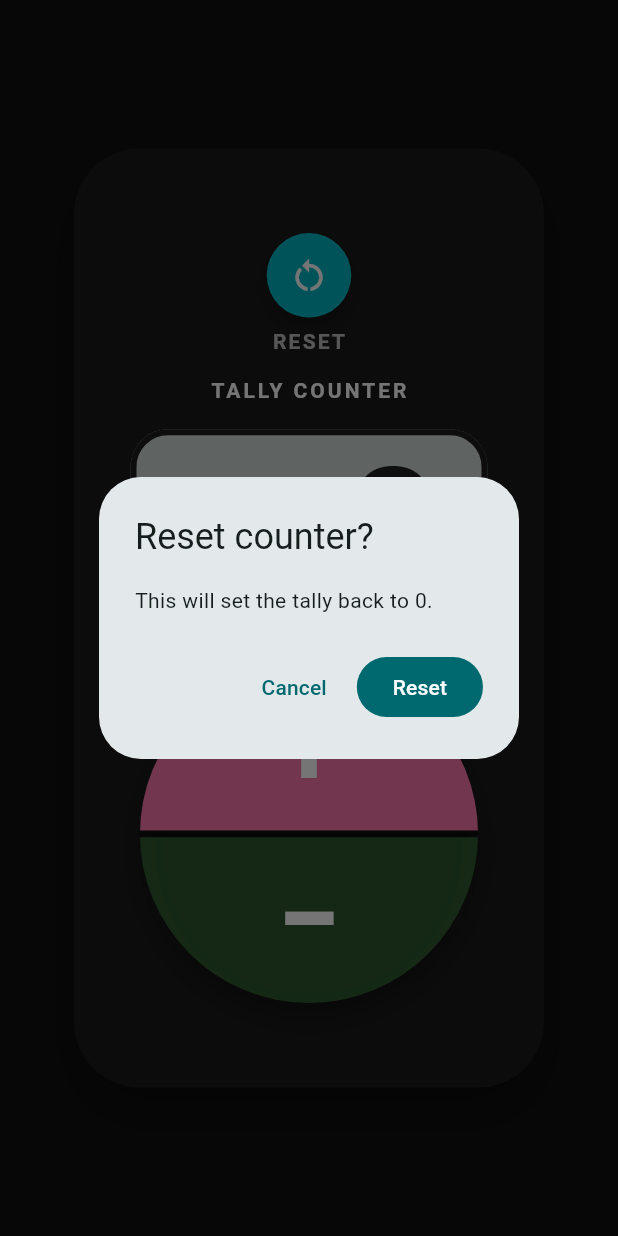
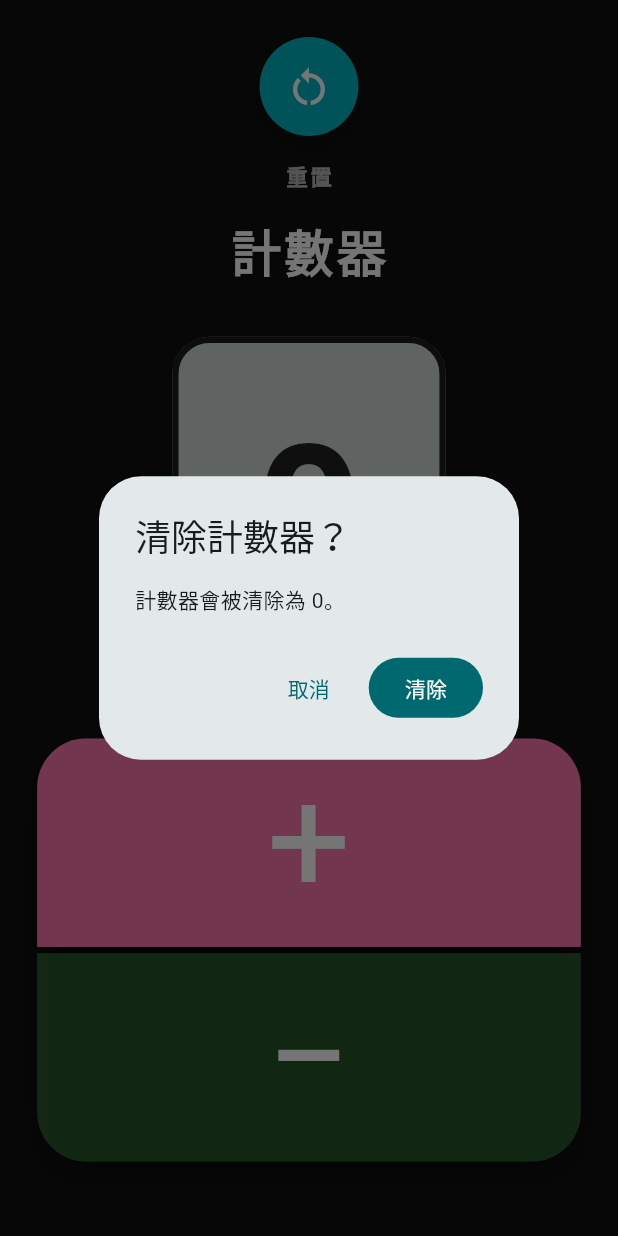
Before and after one commit to AlvinChych/counter_app, a Flutter app: the screen it shows after launch, after a tap on the "restart alt" icon, on a phone screen of 412 x 824 dp. Run offline on Flutter 3.47's test engine with Material 3 defaults, Android fonts, the phone set to English and light mode, and no system bars.

Commit message:
remove counter border and create responsive ui

```diff
--- a/lib/main.dart
+++ b/lib/main.dart
@@ -12,7 +12,7 @@ class CounterApp extends StatelessWidget {
   Widget build(BuildContext context) {
     return MaterialApp(
       debugShowCheckedModeBanner: false,
-      title: 'Counter App',
+      title: '計數器',
       theme: ThemeData(
         useMaterial3: true,
         colorScheme: ColorScheme.fromSeed(seedColor: const Color(0xFF00B7C2)),
@@ -44,16 +44,16 @@ class _CounterHomePageState extends State<CounterHomePage> {
         await showDialog<bool>(
           context: context,
           builder: (context) => AlertDialog(
-            title: const Text('Reset counter?'),
-            content: const Text('This will set the tally back to 0.'),
+            title: const Text('清除計數器？'),
+            content: const Text('計數器會被清除為 0。'),
             actions: [
               TextButton(
                 onPressed: () => Navigator.of(context).pop(false),
-                child: const Text('Cancel'),
+                child: const Text('取消'),
               ),
               FilledButton(
                 onPressed: () => Navigator.of(context).pop(true),
-                child: const Text('Reset'),
+                child: const Text('清除'),
               ),
             ],
           ),
@@ -90,35 +90,7 @@ class _CounterHomePageState extends State<CounterHomePage> {
     return Scaffold(
       backgroundColor: const Color(0xFF101010),
       body: SafeArea(
-        child: LayoutBuilder(
-          builder: (context, constraints) {
-            final size = constraints.biggest;
-            final widthByScreen = size.width * 0.76;
-            final widthByHeight = size.height * 0.7;
-            final deviceWidth = widthByScreen < widthByHeight
-                ? widthByScreen
-                : widthByHeight;
-
-            final double maxPanelWidth = (size.width - 32).clamp(240.0, 600.0);
-            final double minPanelWidth = maxPanelWidth < 300.0
-                ? maxPanelWidth
-                : 300.0;
-            final double boundedWidth = deviceWidth.clamp(
-              minPanelWidth,
-              maxPanelWidth,
-            );
-
-            final padding = EdgeInsets.symmetric(
-              horizontal: (boundedWidth * 0.12).clamp(24.0, 56.0).toDouble(),
-              vertical: (boundedWidth * 0.18).clamp(28.0, 72.0).toDouble(),
-            );
-
-            return Center(
-              child: FittedBox(
-                fit: BoxFit.contain,
-                child: _CounterDevice(
-                  width: boundedWidth,
-                  padding: padding,
+        child: _CounterView(
           count: _count,
           onReset: _handleResetRequest,
           onIncrement: _increment,
@@ -126,25 +98,17 @@ class _CounterHomePageState extends State<CounterHomePage> {
         ),
       ),
     );
-          },
-        ),
-      ),
-    );
   }
 }
 
-class _CounterDevice extends StatelessWidget {
-  const _CounterDevice({
-    required this.width,
-    required this.padding,
+class _CounterView extends StatelessWidget {
+  const _CounterView({
     required this.count,
     required this.onReset,
     required this.onIncrement,
     required this.onDecrement,
   });
 
-  final double width;
-  final EdgeInsets padding;
   final int count;
   final VoidCallback onReset;
   final VoidCallback onIncrement;
@@ -152,109 +116,85 @@ class _CounterDevice extends StatelessWidget {
 
   @override
   Widget build(BuildContext context) {
-    final baseStyle =
-        Theme.of(context).textTheme.displayLarge ??
-        const TextStyle(fontSize: 108);
-    final displayTextStyle = baseStyle.copyWith(
-      fontWeight: FontWeight.w600,
-      color: const Color(0xFF202020),
-      letterSpacing: 4,
-      fontFeatures: const [FontFeature.tabularFigures()],
-      fontSize: (width * 0.36).clamp(94.0, 148.0).toDouble(),
-    );
+    return LayoutBuilder(
+      builder: (context, constraints) {
+        // Base width design is around 400.0 logical pixels
+        final double scale = (constraints.maxWidth / 400.0).clamp(0.8, 1.5);
 
-    final double displayHeight = (width * 0.42).clamp(132.0, 210.0).toDouble();
-    final displayWidth = width - padding.horizontal + (width * 0.08);
-    final double controlDiameter = (width * 0.72)
-        .clamp(200.0, 320.0)
-        .toDouble();
-    final borderRadius = BorderRadius.circular(width * 0.14);
-
-    return Container(
-      width: width,
-      padding: padding,
-      decoration: BoxDecoration(
-        color: const Color(0xFF1B1B1B),
-        borderRadius: borderRadius,
-        boxShadow: const [
-          BoxShadow(
-            offset: Offset(0, 18),
-            blurRadius: 28,
-            color: Colors.black38,
-          ),
-        ],
-      ),
+        return SizedBox(
+          width: double.infinity,
           child: Column(
-        mainAxisSize: MainAxisSize.min,
+            mainAxisAlignment: MainAxisAlignment.center,
             children: [
-          _ResetButton(onTap: onReset, diameter: width * 0.18),
-          SizedBox(height: width * 0.02),
-          const Text(
-            'RESET',
+              SizedBox(height: 24 * scale),
+              _ResetButton(onTap: onReset, scale: scale),
+              SizedBox(height: 16 * scale),
+              Text(
+                '重置',
                 style: TextStyle(
                   color: Colors.white70,
                   fontWeight: FontWeight.bold,
-              letterSpacing: 1.5,
+                  letterSpacing: 1.5 * scale,
+                  fontSize: 14 * scale,
                 ),
               ),
-          SizedBox(height: width * 0.04),
-          const Text(
-            'TALLY COUNTER',
+              SizedBox(height: 16 * scale),
+              Text(
+                '計數器',
                 style: TextStyle(
                   color: Colors.white,
                   fontWeight: FontWeight.w600,
-              letterSpacing: 2,
+                  letterSpacing: 2 * scale,
+                  fontSize: 32 * scale,
                 ),
               ),
-          SizedBox(height: width * 0.05),
-          GestureDetector(
-            onTapDown: (_) => HapticFeedback.heavyImpact(),
-            onTap: onReset,
-            child: Container(
-              height: displayHeight,
+              SizedBox(height: 32 * scale),
+              Container(
                 padding: EdgeInsets.symmetric(
-                horizontal: (width * 0.08).clamp(24.0, 58.0).toDouble(),
+                  horizontal: 48 * scale,
+                  vertical: 24 * scale,
                 ),
                 decoration: BoxDecoration(
                   color: const Color(0xFFCFDBD5),
-                borderRadius: BorderRadius.circular(width * 0.08),
-                border: Border.all(color: Colors.black87, width: 4),
+                  borderRadius: BorderRadius.circular(24 * scale),
+                  border: Border.all(color: Colors.black87, width: 4 * scale),
                 ),
-              child: Align(
-                alignment: Alignment.centerRight,
-                child: SizedBox(
-                  width: displayWidth,
-                  child: FittedBox(
-                    alignment: Alignment.centerRight,
-                    fit: BoxFit.scaleDown,
-                    child: Text('$count', style: displayTextStyle),
+                child: Text(
+                  '$count',
+                  style: TextStyle(
+                    fontSize: 120 * scale,
+                    fontWeight: FontWeight.w600,
+                    color: const Color(0xFF202020),
+                    letterSpacing: 4 * scale,
+                    fontFeatures: const [FontFeature.tabularFigures()],
                   ),
                 ),
               ),
-            ),
-          ),
-          SizedBox(height: width * 0.08),
+              SizedBox(height: 32 * scale),
               _CounterControls(
-            diameter: controlDiameter,
                 count: count,
                 onIncrement: onIncrement,
                 onDecrement: onDecrement,
+                scale: scale,
               ),
+              SizedBox(height: 48 * scale),
             ],
           ),
+        );
+      },
     );
   }
 }
 
 class _ResetButton extends StatelessWidget {
-  const _ResetButton({required this.onTap, required this.diameter});
+  const _ResetButton({required this.onTap, required this.scale});
 
   final VoidCallback onTap;
-  final double diameter;
+  final double scale;
 
   @override
   Widget build(BuildContext context) {
-    final double size = diameter.clamp(48.0, 76.0).toDouble();
+    final double size = 64.0 * scale;
     return InkWell(
       customBorder: const CircleBorder(),
       onTapDown: (_) => HapticFeedback.heavyImpact(),
@@ -267,9 +207,9 @@ class _ResetButton extends StatelessWidget {
           shape: BoxShape.circle,
           boxShadow: [
             BoxShadow(
-                color: Colors.black.withValues(alpha: 0.3),
-              offset: const Offset(0, 8),
-              blurRadius: 12,
+              color: Colors.black.withOpacity(0.3),
+              offset: Offset(0, 8 * scale),
+              blurRadius: 12 * scale,
             ),
           ],
         ),
@@ -281,39 +221,38 @@ class _ResetButton extends StatelessWidget {
 
 class _CounterControls extends StatelessWidget {
   const _CounterControls({
-    required this.diameter,
     required this.count,
     required this.onIncrement,
     required this.onDecrement,
+    required this.scale,
   });
 
-  final double diameter;
   final int count;
   final VoidCallback onIncrement;
   final VoidCallback onDecrement;
+  final double scale;
 
   @override
   Widget build(BuildContext context) {
     final canDecrement = count > 0;
-    final double size = diameter;
-    final double dividerHeight = (size * 0.02).clamp(4.0, 12.0).toDouble();
+    final double dividerHeight = 4.0 * scale;
 
-    return SizedBox(
-      width: size,
-      height: size,
-      child: DecoratedBox(
+    return Expanded(
+      child: Container(
+        width: double.infinity,
+        margin: EdgeInsets.symmetric(horizontal: 24 * scale),
         decoration: BoxDecoration(
-          borderRadius: BorderRadius.circular(size / 2),
-          boxShadow: const [
+          borderRadius: BorderRadius.circular(32 * scale),
+          boxShadow: [
             BoxShadow(
-              offset: Offset(0, 10),
-              blurRadius: 18,
+              offset: Offset(0, 10 * scale),
+              blurRadius: 18 * scale,
               color: Colors.black38,
             ),
           ],
         ),
         child: ClipRRect(
-          borderRadius: BorderRadius.circular(size / 2),
+          borderRadius: BorderRadius.circular(32 * scale),
           child: Column(
             children: [
               Expanded(
@@ -321,17 +260,19 @@ class _CounterControls extends StatelessWidget {
                   label: '+',
                   color: const Color(0xFFF875AA),
                   onPressed: onIncrement,
+                  scale: scale,
                 ),
               ),
               Container(
                 height: dividerHeight,
-                color: Colors.black.withValues(alpha: 0.25),
+                color: Colors.black.withOpacity(0.25),
               ),
               Expanded(
                 child: _ControlButton(
                   label: '−',
                   color: const Color(0xFF4CAF50),
                   onPressed: canDecrement ? onDecrement : null,
+                  scale: scale,
                 ),
               ),
             ],
@@ -347,22 +288,25 @@ class _ControlButton extends StatelessWidget {
     required this.label,
     required this.color,
     required this.onPressed,
+    required this.scale,
   });
 
   final String label;
   final Color color;
   final VoidCallback? onPressed;
+  final double scale;
 
   @override
   Widget build(BuildContext context) {
-    final textStyle = const TextStyle(
-      fontSize: 76,
-      fontWeight: FontWeight.w600,
+    final textStyle = TextStyle(
+      fontSize: 96 * scale,
+      fontWeight: FontWeight.w400,
       color: Colors.white,
+      height: 1.0,
     );
 
     return Material(
-      color: onPressed == null ? color.withValues(alpha: 0.45) : color,
+      color: onPressed == null ? color.withOpacity(0.45) : color,
       child: InkWell(
         onTapDown: (_) {
           if (onPressed != null) {
@@ -373,7 +317,9 @@ class _ControlButton extends StatelessWidget {
         },
         onTap: onPressed,
         splashColor: Colors.white24,
-        child: Center(child: Text(label, style: textStyle)),
+        child: Center(
+          child: Text(label, style: textStyle, textAlign: TextAlign.center),
+        ),
       ),
     );
   }
```
Also changed, not shown: assets/feature_graphic_1024x500.png (added). Lines whose indentation alone changed are shown as unchanged.
